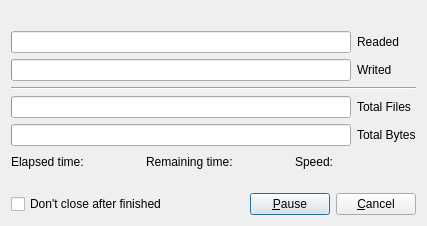
Before: the Qt Designer form ProgressForm.ui in danielhuang2005/MultiCopy, drawn with Qt 5.
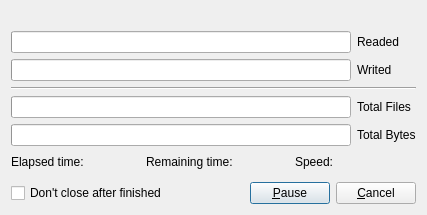
After: the same form once the commit is applied.

The edit to the form file:
```diff
--- a/ProgressForm.ui
+++ b/ProgressForm.ui
@@ -10,7 +10,7 @@
     <x>0</x>
     <y>0</y>
     <width>427</width>
-    <height>226</height>
+    <height>215</height>
    </rect>
   </property>
   <property name="windowTitle">
```
